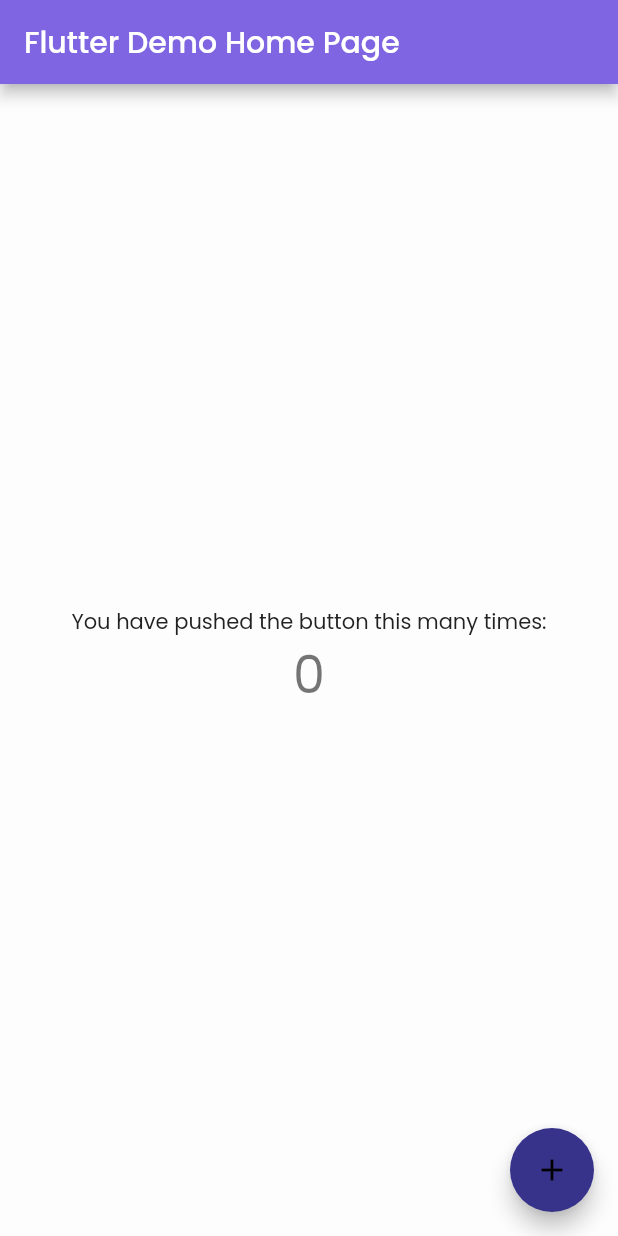
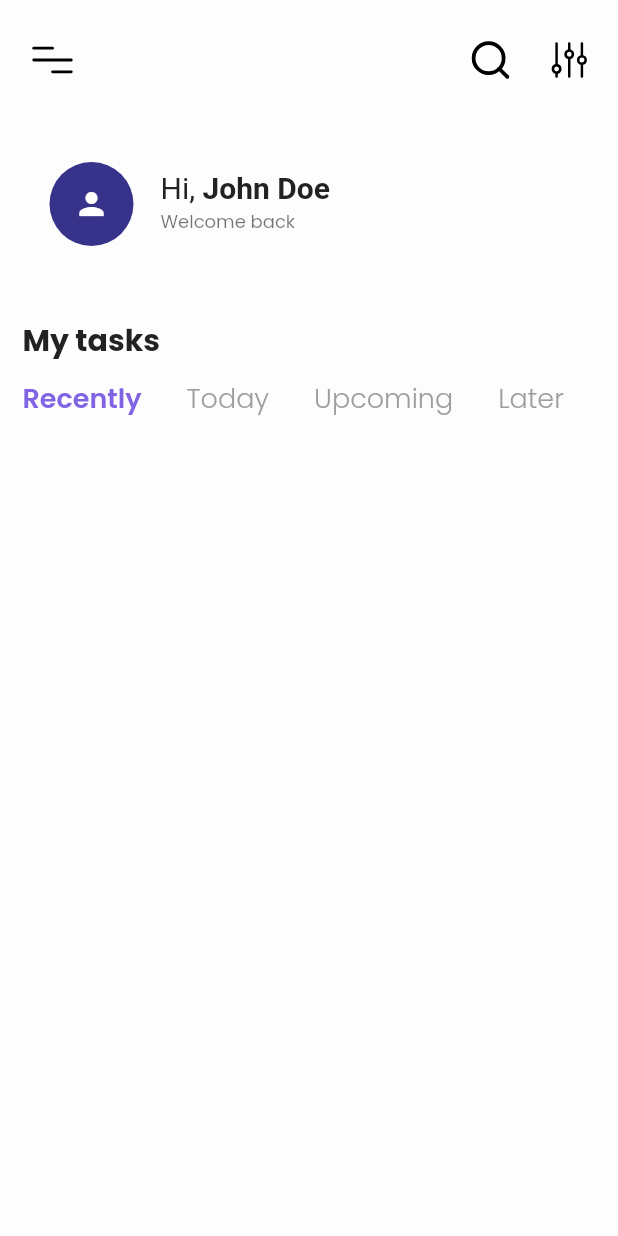
Before and after one commit to Amirnlz/task_management, a Flutter app: the screen it shows after launch, on a phone screen of 412 x 824 dp. Run offline on Flutter 3.47's test engine with Material 2 defaults, Android fonts, the phone set to English and light mode, and no system bars; our stand-ins replace flutter_svg.

Commit message:
add home screen first part

```diff
--- a/lib/contants.dart
+++ b/lib/contants.dart
@@ -1,8 +1,18 @@
 import 'package:flutter/material.dart';
 
-const Color primaryColor = Color(0xFF8065E2);
+const Color primaryColor = Color(0xFF8164E3);
+
 const Color accentColor = Color(0xFF37338B);
-const Color primaryTextColor = Color(0xFF232223);
-const Color secondaryTextColor = Color(0xFFFFFFFF);
+const Color thirdColor = Color(0xFFC3CFE0);
+const Color textColor = Color(0xFF232223);
 const Color backgroundColor = Color(0xFFFDFDFE);
-const Color primaryBackgroundColor = Color(0xFFC3CFE0);
+
+const TextStyle kdefaultTextStyle = TextStyle(
+  fontSize: 20,
+  color: textColor,
+);
+const TextStyle kboldTextStyle = TextStyle(
+  fontSize: 20,
+  color: textColor,
+  fontWeight: FontWeight.bold,
+);
--- a/lib/main.dart
+++ b/lib/main.dart
@@ -1,4 +1,5 @@
 import 'package:flutter/material.dart';
+import 'screens/home_screen.dart';
 
 import 'contants.dart';
 
@@ -13,66 +14,22 @@ class MyApp extends StatelessWidget {
   Widget build(BuildContext context) {
     return MaterialApp(
       title: 'Flutter Demo',
-      theme: ThemeData.light().copyWith(
+      debugShowCheckedModeBanner: false,
+      theme: ThemeData(
         scaffoldBackgroundColor: backgroundColor,
         colorScheme: const ColorScheme.light().copyWith(
           brightness: Brightness.light,
           primary: primaryColor,
           secondary: accentColor,
         ),
-        textTheme: Theme.of(context).textTheme.apply(
-              bodyColor: primaryTextColor,
-              fontFamily: 'Poppins',
-            ),
+        fontFamily: 'Poppins',
+        textTheme: const TextTheme(
+          bodyText1: TextStyle(
+            color: textColor,
+          ),
+        ),
       ),
-      home: const MyHomePage(title: 'Flutter Demo Home Page'),
+      home: const HomeScreen(),
     );
   }
 }
-
-class MyHomePage extends StatefulWidget {
-  const MyHomePage({Key? key, required this.title}) : super(key: key);
-
-  final String title;
-
-  @override
-  State<MyHomePage> createState() => _MyHomePageState();
-}
-
-class _MyHomePageState extends State<MyHomePage> {
-  int _counter = 0;
-
-  void _incrementCounter() {
-    setState(() {
-      _counter++;
-    });
-  }
-
-  @override
-  Widget build(BuildContext context) {
-    return Scaffold(
-      appBar: AppBar(
-        title: Text(widget.title),
-      ),
-      body: Center(
-        child: Column(
-          mainAxisAlignment: MainAxisAlignment.center,
-          children: <Widget>[
-            const Text(
-              'You have pushed the button this many times:',
-            ),
-            Text(
-              '$_counter',
-              style: Theme.of(context).textTheme.headline4,
-            ),
-          ],
-        ),
-      ),
-      floatingActionButton: FloatingActionButton(
-        onPressed: _incrementCounter,
-        tooltip: 'Increment',
-        child: const Icon(Icons.add),
-      ),
-    );
-  }
-}
--- /dev/null
+++ b/lib/screens/components/time_frequency.dart
@@ -0,0 +1,60 @@
+import 'package:flutter/material.dart';
+
+import '../../contants.dart';
+
+const List<String> _timeFrequencies = [
+  'Recently',
+  'Today',
+  'Upcoming',
+  'Later'
+];
+
+class TimeFrequency extends StatefulWidget {
+  const TimeFrequency({Key? key}) : super(key: key);
+
+  @override
+  _TimeFrequencyState createState() => _TimeFrequencyState();
+}
+
+class _TimeFrequencyState extends State<TimeFrequency> {
+  String _selectedTime = _timeFrequencies.first;
+
+  @override
+  Widget build(BuildContext context) {
+    return SizedBox(
+      height: 35,
+      child: ListView.builder(
+        scrollDirection: Axis.horizontal,
+        itemCount: _timeFrequencies.length,
+        itemBuilder: (context, index) {
+          final isSelected = _selectedTime == _timeFrequencies[index];
+          final time = _timeFrequencies[index];
+          return Padding(
+            padding: const EdgeInsets.only(right: 30),
+            child: GestureDetector(
+              onTap: () => changeItem(index),
+              child: timeText(time, isSelected),
+            ),
+          );
+        },
+      ),
+    );
+  }
+
+  Text timeText(String title, bool isSelected) {
+    return Text(
+      title,
+      style: TextStyle(
+        fontSize: 18,
+        fontWeight: isSelected ? FontWeight.w600 : FontWeight.w300,
+        color: isSelected ? primaryColor : Colors.grey,
+      ),
+    );
+  }
+
+  void changeItem(int index) {
+    setState(() {
+      _selectedTime = _timeFrequencies[index];
+    });
+  }
+}
--- /dev/null
+++ b/lib/screens/home_screen.dart
@@ -0,0 +1,93 @@
+import 'package:flutter/material.dart';
+import 'package:flutter_svg/svg.dart';
+
+import '../contants.dart';
+import 'components/time_frequency.dart';
+
+class HomeScreen extends StatelessWidget {
+  const HomeScreen({Key? key}) : super(key: key);
+
+  @override
+  Widget build(BuildContext context) {
+    return SafeArea(
+        child: Scaffold(
+      body: Padding(
+        padding: const EdgeInsets.symmetric(vertical: 20, horizontal: 15),
+        child: Column(
+          crossAxisAlignment: CrossAxisAlignment.start,
+          children: [
+            topScreenIcons(),
+            const SizedBox(height: 40),
+            userListTile(),
+            const SizedBox(height: 40),
+            const Text(
+              'My tasks',
+              style: kboldTextStyle,
+            ),
+            const SizedBox(height: 10),
+            const TimeFrequency(),
+          ],
+        ),
+      ),
+    ));
+  }
+
+  Row topScreenIcons() {
+    return Row(
+      children: [
+        SvgPicture.asset(
+          'assets/icons/Menu.svg',
+          semanticsLabel: 'Menu',
+          height: 40,
+        ),
+        const Spacer(),
+        SvgPicture.asset(
+          'assets/icons/Search.svg',
+          semanticsLabel: 'Search',
+          height: 30,
+        ),
+        const SizedBox(
+          width: 20,
+        ),
+        SvgPicture.asset(
+          'assets/icons/Filter.svg',
+          semanticsLabel: 'Filter',
+          height: 35,
+        ),
+      ],
+    );
+  }
+
+  ListTile userListTile() {
+    return ListTile(
+      leading: const CircleAvatar(
+        radius: 30,
+        backgroundColor: accentColor,
+        child: Icon(
+          Icons.person,
+          color: Colors.white,
+        ),
+      ),
+      title: RichText(
+        text: const TextSpan(
+          children: [
+            TextSpan(
+              text: 'Hi, ',
+              style: kdefaultTextStyle,
+            ),
+            TextSpan(
+              text: 'John Doe',
+              style: kboldTextStyle,
+            ),
+          ],
+        ),
+      ),
+      subtitle: const Text(
+        'Welcome back',
+        style: TextStyle(
+          fontSize: 12,
+        ),
+      ),
+    );
+  }
+}
--- a/pubspec.yaml
+++ b/pubspec.yaml
@@ -33,6 +33,7 @@ dependencies:
   # The following adds the Cupertino Icons font to your application.
   # Use with the CupertinoIcons class for iOS style icons.
   cupertino_icons: ^1.0.2
+  flutter_svg: ^1.0.3
 
 dev_dependencies:
   flutter_test:
@@ -58,6 +59,7 @@ flutter:
   # To add assets to your application, add an assets section, like this:
   assets:
     - assets/fonts/
+    - assets/icons/
   #   - images/a_dot_ham.jpeg
 
   # An image asset can refer to one or more resolution-specific "variants", see
```
Also changed, not shown: assets/icons/Back.svg (added), assets/icons/Filter.svg (added), assets/icons/Menu.svg (added), assets/icons/Search.svg (added), pubspec.lock.
